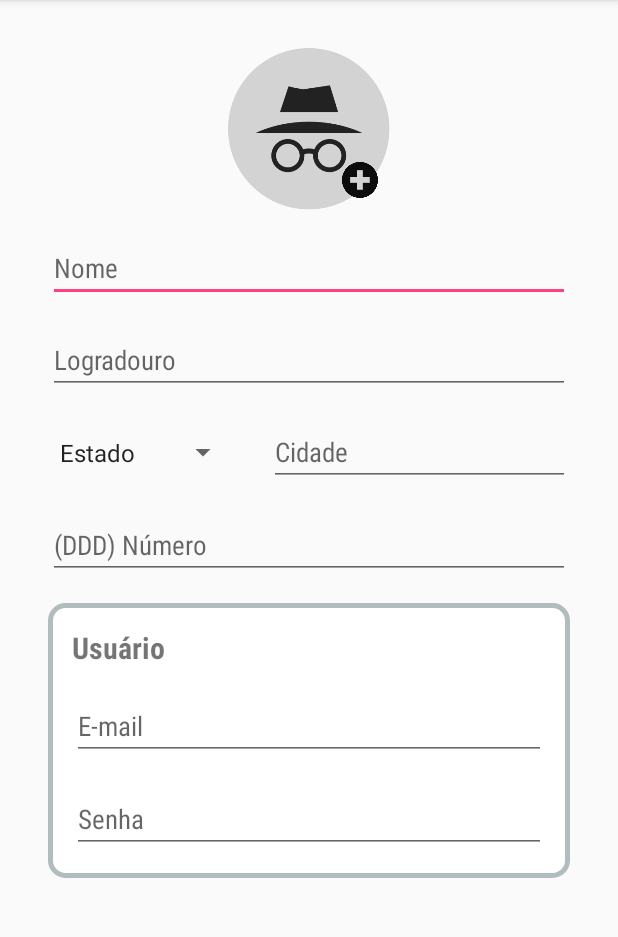
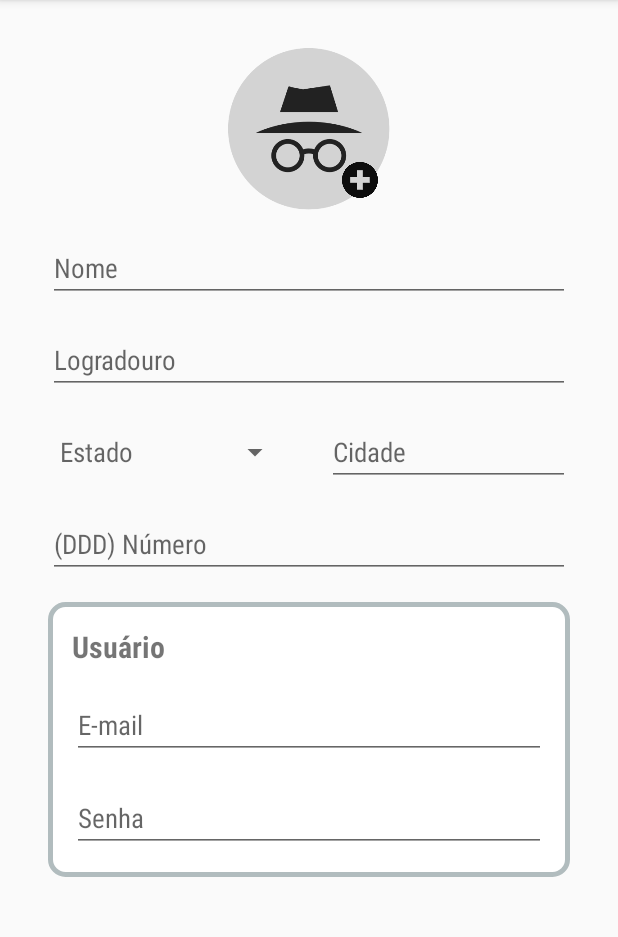
Before and after one commit to Zumbolovsky/Nome-Temporario, an Android app: the MainMenu screen opened directly, with no data from a screen before it, on a phone screen of 412 x 824 dp, the part 84-1021 px from its top. Run offline under Robolectric (Android 15) with nearby library versions, the phone set to English and light mode, and no system bars.

Commit message:
SpinnerAdapter com todas as configurações necessárias

```diff
--- a/app/src/main/java/com/example/andrewsiquieri/kotlinapp/MainMenu.kt
+++ b/app/src/main/java/com/example/andrewsiquieri/kotlinapp/MainMenu.kt
@@ -1,20 +1,11 @@
 package com.example.andrewsiquieri.kotlinapp
 
-import android.graphics.Color
 import android.os.Bundle
 import android.support.v7.app.AppCompatActivity
-import android.view.View
-import android.widget.ArrayAdapter
+import android.view.MotionEvent
 import android.widget.Spinner
+import com.example.andrewsiquieri.kotlinapp.ui.adapter.SpinnerAdapter
 import kotlinx.android.synthetic.main.activity_main_menu.*
-import android.widget.TextView
-import android.view.ViewGroup
-import android.widget.Toast
-import android.widget.AdapterView
-
-
-
-
 
 
 class MainMenu : AppCompatActivity() {
@@ -23,33 +14,30 @@ class MainMenu : AppCompatActivity() {
         super.onCreate(savedInstanceState)
         setContentView(R.layout.activity_main_menu)
 
-        var spinner: Spinner = estadoSpinner
+        val spinner: Spinner = estadoSpinner
 
-        val listaEstados: List<String> = resources.getStringArray(R.array.cadastroPessoalEstados).toList()
-//        Create an ArrayAdapter using the string array and a default spinner layout
-        val adapter = ArrayAdapter.createFromResource(this,
-                R.array.cadastroPessoalEstados, android.R.layout.simple_spinner_item)
-//        val adapter = object : ArrayAdapter<String>(this, R.array.cadastroPessoalEstados) {
-//            override fun getDropDownView(position: Int, convertView: View,
-//                                         parent: ViewGroup): View {
-//                val view = super.getDropDownView(position, convertView, parent)
-//                val tv = view as TextView
-//                if (position == 0) {
-//                    tv.setTextColor(Color.GRAY)
-//                } else {
-//                    tv.setTextColor(Color.BLACK)
-//                }
-//                return view
-//            }
-//        }
+        val listaEstados  = resources.getStringArray(R.array.cadastroPessoalEstados).toMutableList()
 
-        // Specify the layout to use when the list of choices appears
+        val adapter = SpinnerAdapter(this, android.R.layout.simple_spinner_dropdown_item)
+
         adapter.setDropDownViewResource(android.R.layout.simple_spinner_dropdown_item)
-
-        spinner.setSelection(0, false)
+        adapter.addAll(listaEstados)
+        adapter.add(getString(R.string.cadastroPessoalEstado))
 
         spinner.adapter = adapter
+        spinner.setSelection(adapter.count) //display hint
 
+        spinner.setOnTouchListener({ _, event ->
+            if (event.action == MotionEvent.ACTION_DOWN) {
+                if (spinner.selectedItem.toString() == listaEstados[0]) {
+                    spinner.setSelection(adapter.count)
+                }
+                if (spinner.selectedItem.toString() == getString(R.string.cadastroPessoalEstado)) {
+                    spinner.setSelection(0)
+                }
+            }
+            false
+        })
 
     }
 }
--- /dev/null
+++ b/app/src/main/java/com/example/andrewsiquieri/kotlinapp/ui/adapter/SpinnerAdapter.kt
@@ -0,0 +1,34 @@
+package com.example.andrewsiquieri.kotlinapp.ui.adapter
+
+import android.content.Context
+import android.graphics.Typeface
+import android.view.View
+import android.view.ViewGroup
+import android.widget.ArrayAdapter
+import android.widget.TextView
+import com.example.andrewsiquieri.kotlinapp.R
+
+class SpinnerAdapter(context: Context, textViewResourceId: Int)
+    : ArrayAdapter<String>(context, textViewResourceId) {
+
+    override fun getView(position: Int, convertView: View?, parent: ViewGroup): View {
+
+        val v = super.getView(position, convertView, parent)
+        val font = Typeface.create(context.getString(R.string.fontName), Typeface.NORMAL)
+
+        (v as TextView).typeface = font
+        v.textSize = 18f
+
+        if (position == count) {
+            (v.findViewById<View>(android.R.id.text1) as TextView).text = ""
+            (v.findViewById<View>(android.R.id.text1) as TextView).hint = getItem(count) //"Hint to be displayed"
+        }
+
+        return v
+    }
+
+    override fun getCount(): Int {
+        return super.getCount() - 1 // you dont display last item. It is used as hint.
+    }
+
+}
--- a/app/src/main/res/layout/activity_main_menu.xml
+++ b/app/src/main/res/layout/activity_main_menu.xml
@@ -120,6 +120,14 @@
                     app:layout_constraintEnd_toEndOf="parent"
                     app:layout_constraintGuide_end="32dp" />
 
+                <LinearLayout
+                    android:id="@+id/utilFocus"
+                    android:layout_width="0px"
+                    android:layout_height="0px"
+                    android:focusable="true"
+                    android:focusableInTouchMode="true"
+                    android:orientation="horizontal" />
+
                 <EditText
                     android:id="@+id/tituloField"
                     android:layout_width="0dp"
@@ -148,9 +156,13 @@
 
                 <Spinner
                     android:id="@+id/estadoSpinner"
-                    android:layout_width="127dp"
-                    android:layout_height="46dp"
+                    android:layout_width="0dp"
+                    android:layout_height="wrap_content"
+                    android:layout_marginBottom="16dp"
+                    android:layout_marginEnd="16dp"
                     android:layout_marginTop="16dp"
+                    app:layout_constraintBottom_toTopOf="@+id/numeroField"
+                    app:layout_constraintEnd_toStartOf="@+id/cidadeField"
                     app:layout_constraintStart_toStartOf="@+id/guidelineVI"
                     app:layout_constraintTop_toBottomOf="@+id/logradouroField" />
 
@@ -158,7 +170,7 @@
                     android:id="@+id/cidadeField"
                     android:layout_width="0dp"
                     android:layout_height="wrap_content"
-                    android:layout_marginStart="20dp"
+                    android:layout_marginStart="8dp"
                     android:layout_marginTop="16dp"
                     android:ems="10"
                     android:fontFamily="sans-serif-condensed"
@@ -179,7 +191,7 @@
                     android:inputType="phone"
                     app:layout_constraintEnd_toStartOf="@+id/guidelineVF"
                     app:layout_constraintStart_toStartOf="@+id/guidelineVI"
-                    app:layout_constraintTop_toBottomOf="@+id/estadoSpinner" />
+                    app:layout_constraintTop_toBottomOf="@+id/cidadeField" />
 
                 <android.support.constraint.ConstraintLayout
                     android:id="@+id/usuarioConstraintLayout"
@@ -229,7 +241,7 @@
                         android:layout_marginTop="16dp"
                         android:ems="10"
                         android:fontFamily="sans-serif-condensed"
-                        android:hint="@string/cadasroPessoalSenha"
+                        android:hint="@string/cadastroPessoalSenha"
                         android:inputType="textPassword"
                         app:layout_constraintBottom_toBottomOf="parent"
                         app:layout_constraintEnd_toEndOf="parent"
--- a/app/src/main/res/values/strings.xml
+++ b/app/src/main/res/values/strings.xml
@@ -7,9 +7,11 @@
     <string name="cadastroPessoalEmail">E-mail</string>
     <string name="cadastroPessoalNumero">(DDD) Número</string>
     <string name="cadastroPessoalUsuario">Usuário</string>
-    <string name="cadasroPessoalSenha">Senha</string>
+    <string name="cadastroPessoalSenha">Senha</string>
+    <string name="cadastroPessoalEstado">Estado</string>
+    <string name="fontName">sans-serif-condensed</string>
     <string-array name="cadastroPessoalEstados">
-        <item>Estado</item>
+        <item></item>
         <item>AC</item>
         <item>AL</item>
         <item>AP</item>
```
